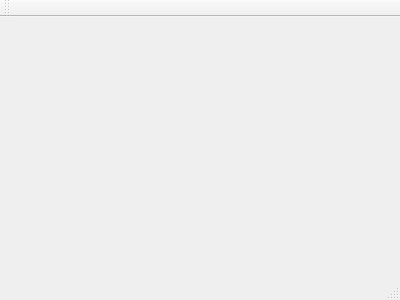
This is Demo2/mainwindow.ui in MTUTN/UTN-PF-Demo2 as Qt 5 draws it before an edit. The edited form follows.
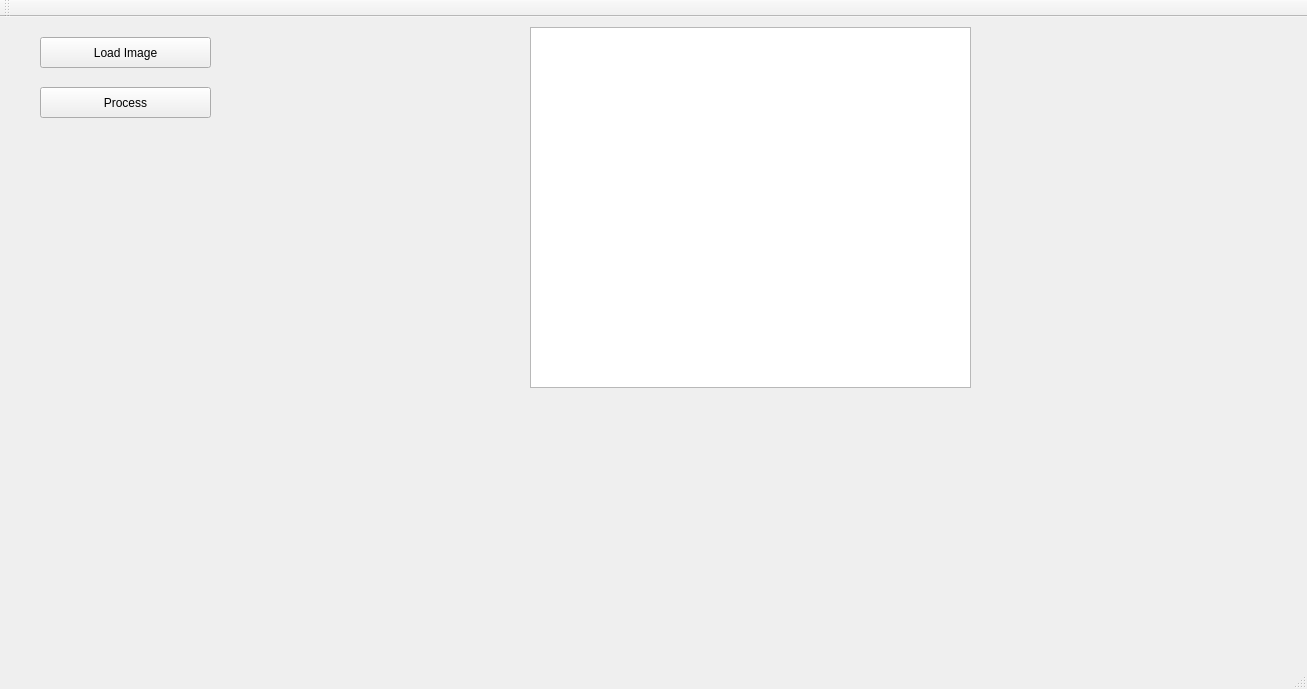
This is the edited form.

Commit message: Structure, connects and load image from disk

Patch:
```diff
--- a/Demo2/mainwindow.ui
+++ b/Demo2/mainwindow.ui
@@ -1,24 +1,76 @@
 <ui version="4.0">
  <class>MainWindow</class>
- <widget class="QMainWindow" name="MainWindow" >
-  <property name="geometry" >
+ <widget class="QMainWindow" name="MainWindow">
+  <property name="geometry">
    <rect>
     <x>0</x>
     <y>0</y>
-    <width>400</width>
-    <height>300</height>
+    <width>1307</width>
+    <height>689</height>
    </rect>
   </property>
   <property name="windowTitle" >
    <string>MainWindow</string>
   </property>
-  <widget class="QMenuBar" name="menuBar" />
-  <widget class="QToolBar" name="mainToolBar" />
-  <widget class="QWidget" name="centralWidget" />
-  <widget class="QStatusBar" name="statusBar" />
+  <widget class="QWidget" name="centralWidget">
+   <widget class="QPushButton" name="loadImagePushButton">
+    <property name="geometry">
+     <rect>
+      <x>40</x>
+      <y>20</y>
+      <width>171</width>
+      <height>31</height>
+     </rect>
+    </property>
+    <property name="text">
+     <string>Load Image</string>
+    </property>
+   </widget>
+   <widget class="QPushButton" name="processPushButton">
+    <property name="geometry">
+     <rect>
+      <x>40</x>
+      <y>70</y>
+      <width>171</width>
+      <height>31</height>
+     </rect>
+    </property>
+    <property name="text">
+     <string>Process</string>
+    </property>
+   </widget>
+   <widget class="QGraphicsView" name="mainImageGraphicsView">
+    <property name="geometry">
+     <rect>
+      <x>530</x>
+      <y>10</y>
+      <width>441</width>
+      <height>361</height>
+     </rect>
+    </property>
+   </widget>
+  </widget>
+  <widget class="QMenuBar" name="menuBar">
+   <property name="geometry">
+    <rect>
+     <x>0</x>
+     <y>0</y>
+     <width>1307</width>
+     <height>20</height>
+    </rect>
+   </property>
+  </widget>
+  <widget class="QToolBar" name="mainToolBar">
+   <attribute name="toolBarArea">
+    <enum>TopToolBarArea</enum>
+   </attribute>
+   <attribute name="toolBarBreak">
+    <bool>false</bool>
+   </attribute>
+  </widget>
+  <widget class="QStatusBar" name="statusBar"/>
  </widget>
- <layoutDefault spacing="6" margin="11" />
- <pixmapfunction></pixmapfunction>
+ <layoutdefault spacing="6" margin="11"/>
  <resources/>
  <connections/>
 </ui>
```
Left out of the diff: 3 changed lines with no effect on the pictures. The commit also changes 9 other files.
